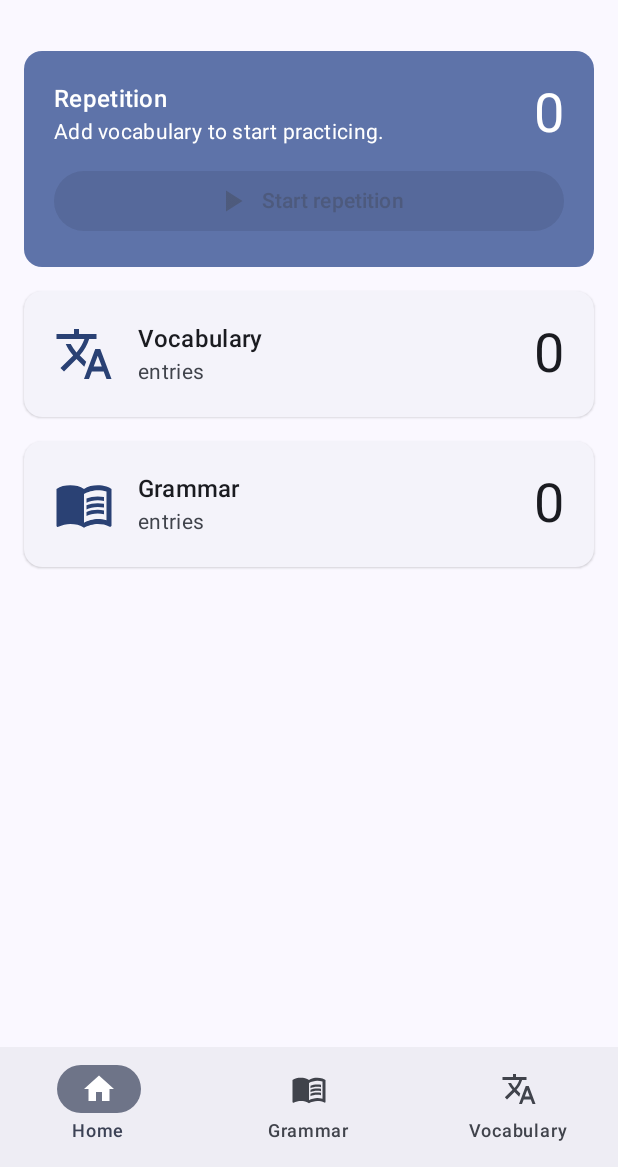
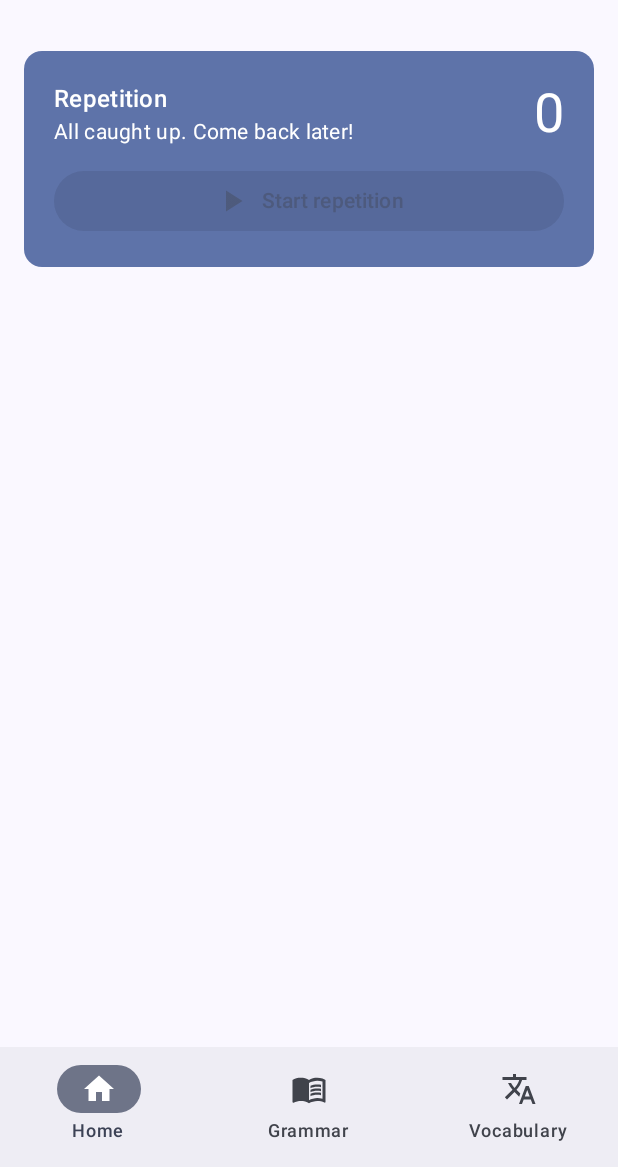
Before and after one commit to MiaowzVT/Glossa, an Android app built with Jetpack Compose: the screen it shows after launch (MainActivity), on a phone screen of 412 x 824 dp, the part 69-1236 px from its top. Run offline under Robolectric (Android 15) with nearby library versions, the phone set to English and light mode, and no system bars; our stand-ins replace Room's generated code.

Commit message:
Remove counts from Home Screen

```diff
--- a/app/src/main/java/de/miaowz/glossa/ui/home/HomeScreen.kt
+++ b/app/src/main/java/de/miaowz/glossa/ui/home/HomeScreen.kt
@@ -6,15 +6,11 @@ import androidx.compose.foundation.layout.Row
 import androidx.compose.foundation.layout.fillMaxSize
 import androidx.compose.foundation.layout.fillMaxWidth
 import androidx.compose.foundation.layout.padding
-import androidx.compose.foundation.layout.size
 import androidx.compose.material.icons.Icons
-import androidx.compose.material.icons.automirrored.outlined.MenuBook
-import androidx.compose.material.icons.outlined.Translate
 import androidx.compose.material.icons.filled.PlayArrow
 import androidx.compose.material3.Button
 import androidx.compose.material3.Card
 import androidx.compose.material3.CardDefaults
-import androidx.compose.material3.ElevatedCard
 import androidx.compose.material3.ExperimentalMaterial3Api
 import androidx.compose.material3.Icon
 import androidx.compose.material3.MaterialTheme
@@ -25,45 +21,35 @@ import androidx.compose.runtime.Composable
 import androidx.compose.runtime.getValue
 import androidx.compose.ui.Alignment
 import androidx.compose.ui.Modifier
-import androidx.compose.ui.graphics.vector.ImageVector
 import androidx.compose.ui.unit.dp
 import androidx.lifecycle.ViewModel
 import androidx.lifecycle.compose.collectAsStateWithLifecycle
 import androidx.lifecycle.viewModelScope
 import androidx.lifecycle.viewmodel.compose.viewModel
-import de.miaowz.glossa.data.GrammarRepository
 import de.miaowz.glossa.data.VocabularyRepository
-import de.miaowz.glossa.ui.grammarRepository
 import de.miaowz.glossa.ui.vocabularyRepository
 import kotlinx.coroutines.flow.SharingStarted
 import kotlinx.coroutines.flow.StateFlow
-import kotlinx.coroutines.flow.combine
+import kotlinx.coroutines.flow.map
 import kotlinx.coroutines.flow.stateIn
 
 /** Counts are `null` while loading. */
 data class HomeUiState(
-    val vocabularyCount: Int? = null,
-    val grammarCount: Int? = null,
     /** Vocabulary cards due for repetition, including new ones. */
     val dueCount: Int? = null,
 )
 
-class HomeViewModel(grammarRepository: GrammarRepository, vocabularyRepository: VocabularyRepository) : ViewModel() {
-    val uiState: StateFlow<HomeUiState> =
-        combine(
-            vocabularyRepository.entryCount,
-            grammarRepository.entryCount,
-            vocabularyRepository.dueCount,
-        ) { vocabulary, grammar, due ->
-            HomeUiState(vocabularyCount = vocabulary, grammarCount = grammar, dueCount = due)
-        }.stateIn(viewModelScope, SharingStarted.WhileSubscribed(5_000), HomeUiState())
+class HomeViewModel(vocabularyRepository: VocabularyRepository) : ViewModel() {
+    val uiState: StateFlow<HomeUiState> = vocabularyRepository.dueCount
+        .map { due -> HomeUiState(due) }
+        .stateIn(viewModelScope, SharingStarted.WhileSubscribed(5_000), HomeUiState())
 }
 
 @OptIn(ExperimentalMaterial3Api::class)
 @Composable
 fun HomeScreen(
     onStartReview: () -> Unit,
-    viewModel: HomeViewModel = viewModel { HomeViewModel(grammarRepository, vocabularyRepository) },
+    viewModel: HomeViewModel = viewModel { HomeViewModel(vocabularyRepository) },
 ) {
     val state by viewModel.uiState.collectAsStateWithLifecycle()
 
@@ -73,8 +59,6 @@ fun HomeScreen(
             verticalArrangement = Arrangement.spacedBy(16.dp),
         ) {
             ReviewCard(state, onStartReview)
-            CountCard(Icons.Outlined.Translate, "Vocabulary", state.vocabularyCount)
-            CountCard(Icons.AutoMirrored.Outlined.MenuBook, "Grammar", state.grammarCount)
         }
     }
 }
@@ -93,7 +77,6 @@ private fun ReviewCard(state: HomeUiState, onStartReview: () -> Unit) {
                     Text(
                         when {
                             due == null -> ""
-                            state.vocabularyCount == 0 -> "Add vocabulary to start practicing."
                             due == 0 -> "All caught up. Come back later!"
                             due == 1 -> "vocabulary card due"
                             else -> "vocabulary cards due"
@@ -110,25 +93,3 @@ private fun ReviewCard(state: HomeUiState, onStartReview: () -> Unit) {
         }
     }
 }
-
-@Composable
-private fun CountCard(icon: ImageVector, label: String, count: Int?) {
-    ElevatedCard(Modifier.fillMaxWidth()) {
-        Row(
-            modifier = Modifier.padding(20.dp),
-            verticalAlignment = Alignment.CenterVertically,
-            horizontalArrangement = Arrangement.spacedBy(16.dp),
-        ) {
-            Icon(icon, contentDescription = null, modifier = Modifier.size(40.dp), tint = MaterialTheme.colorScheme.primary)
-            Column(Modifier.weight(1f)) {
-                Text(label, style = MaterialTheme.typography.titleMedium)
-                Text(
-                    if (count == 1) "entry" else "entries",
-                    style = MaterialTheme.typography.bodyMedium,
-                    color = MaterialTheme.colorScheme.onSurfaceVariant,
-                )
-            }
-            Text(count?.toString() ?: "–", style = MaterialTheme.typography.displaySmall)
-        }
-    }
-}
```
